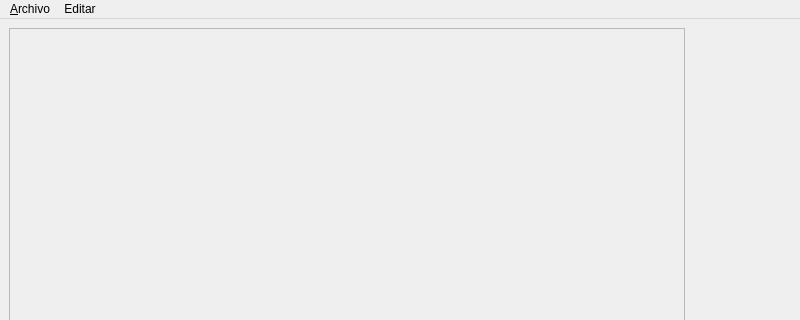
ehmsoft/Desktop, file AbogadosDesktop/src/gui/uis/mainApp.ui: the form before one commit; both pictures show x 0 to 800 and y 0 to 320 of the 800 by 600 pixel window.
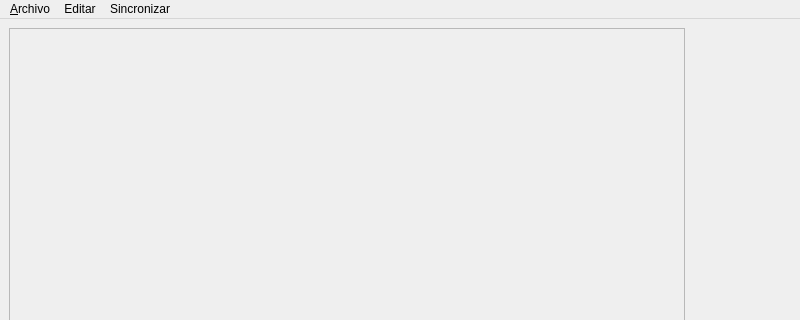
The form after the commit.

Commit message: Se crean las Barras de menú

What changed in the file:
```diff
--- a/AbogadosDesktop/src/gui/uis/mainApp.ui
+++ b/AbogadosDesktop/src/gui/uis/mainApp.ui
@@ -67,8 +67,14 @@
      <string>Editar</string>
     </property>
    </widget>
+   <widget class="QMenu" name="menuSincronizar">
+    <property name="title">
+     <string>Sincronizar</string>
+    </property>
+   </widget>
    <addaction name="menu_Archivo"/>
    <addaction name="menuEditar"/>
+   <addaction name="menuSincronizar"/>
   </widget>
   <widget class="QStatusBar" name="statusbar"/>
   <action name="action_Nuevo">
```
Left out of the diff: 164 changed lines with no effect on the pictures. The commit also changes 1 other file.
